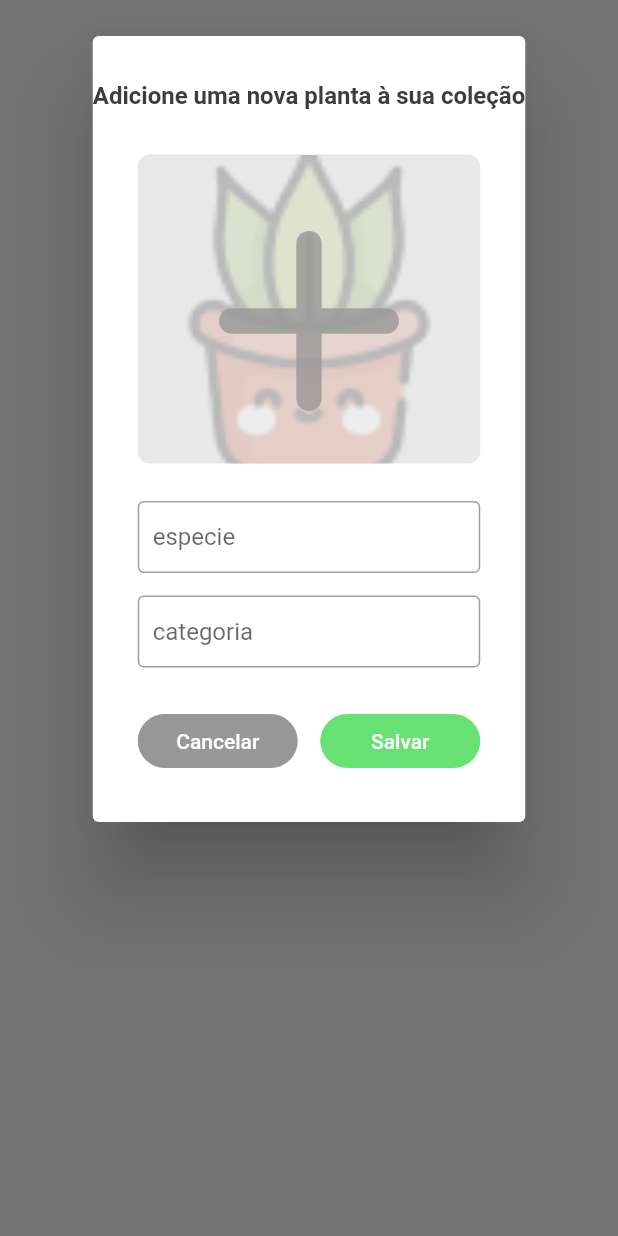
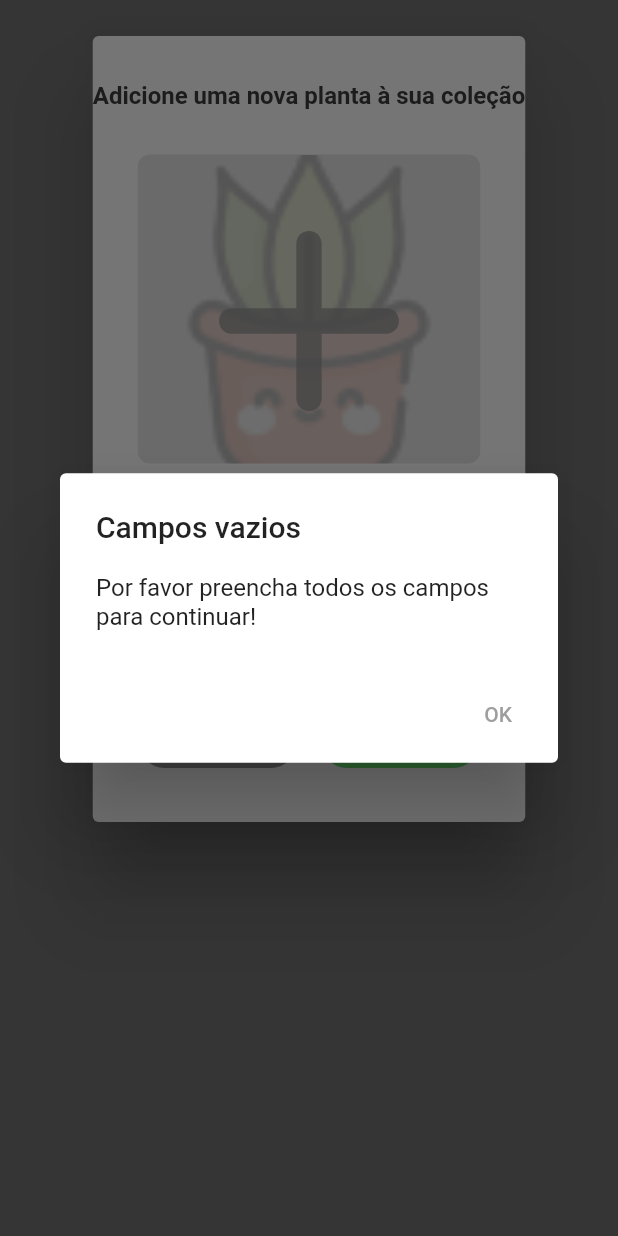
Before and after one commit to karoldm/myplants, a Flutter app: what showNewPlantDialog() shows on an empty page, opened directly, after a tap on "Salvar", on a phone screen of 412 x 824 dp. Run offline on Flutter 3.47's test engine with Material 2 defaults, Android fonts, the light colour scheme and no system bars; our stand-ins replace flutter_rating_bar, image_picker, sqflite; accounts and stored records are empty.

Commit message:
validate input to new plant

```diff
--- a/lib/screens/home/NewPlantDialog.dart
+++ b/lib/screens/home/NewPlantDialog.dart
@@ -13,8 +13,6 @@ Future<void> showNewPlantDialog(BuildContext context) async {
   TextEditingController categoryController = TextEditingController();
 
   String image = '';
-  String especie = '';
-  String category = '';
 
   ImagePicker picker = new ImagePicker();
 
@@ -86,9 +84,7 @@ Future<void> showNewPlantDialog(BuildContext context) async {
                                 border: OutlineInputBorder(),
                                 focusColor: ColorThemes.dark),
                             controller: especieController,
-                              onChanged: (value) {
-                                especie = value;
-                              }),
+                          ),
                           const SizedBox(
                             height: 15,
                           ),
@@ -102,9 +98,7 @@ Future<void> showNewPlantDialog(BuildContext context) async {
                                 border: OutlineInputBorder(),
                                 focusColor: ColorThemes.dark),
                             controller: categoryController,
-                              onChanged: (value) {
-                                category = value;
-                              }),
+                          ),
                           const SizedBox(
                             height: 25,
                           ),
@@ -134,11 +128,28 @@ Future<void> showNewPlantDialog(BuildContext context) async {
                               Expanded(
                                 child: ElevatedButton(
                                   onPressed: () async {
-                                    if (especie.isEmpty || category.isEmpty) {
+                                    if (especieController.text.isEmpty ||
+                                        categoryController.text.isEmpty) {
+                                      showDialog<String>(
+                                        context: context,
+                                        builder: (BuildContext context) =>
+                                            AlertDialog(
+                                          title: const Text('Campos vazios'),
+                                          content: const Text(
+                                              'Por favor preencha todos os campos para continuar!'),
+                                          actions: <Widget>[
+                                            TextButton(
+                                              onPressed: () =>
+                                                  Navigator.pop(context, 'OK'),
+                                              child: const Text('OK'),
+                                            ),
+                                          ],
+                                        ),
+                                      );
                                     } else {
                                       Plant plant = Plant(
-                                          especie: especie,
-                                          category: category,
+                                          especie: especieController.text,
+                                          category: categoryController.text,
                                           humidity: 1,
                                           sun: 1,
                                           photoPath: image,
```
Lines whose indentation alone changed are shown as unchanged.
